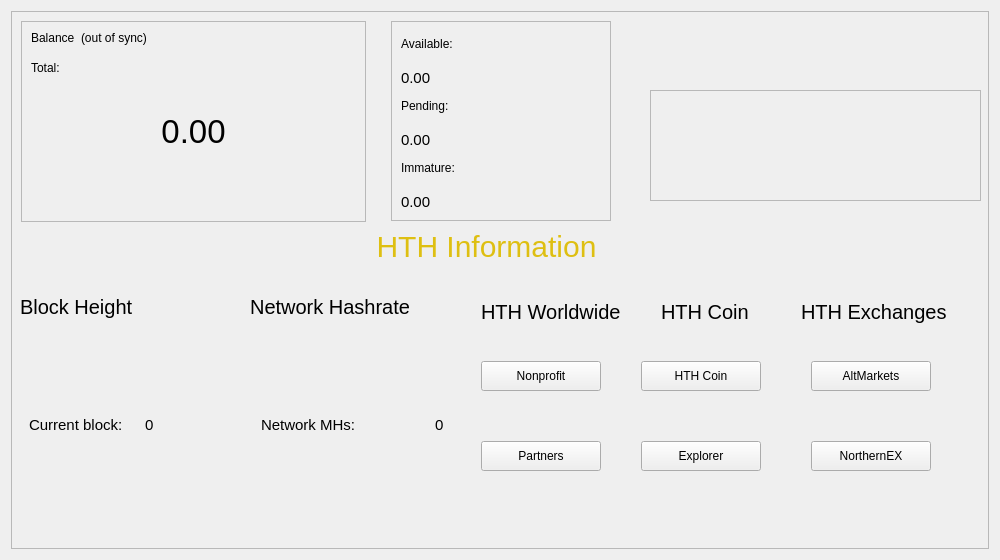
Qt form src/qt/forms/overviewpage.ui (HTHcoin/helpthehomelesscoin) before a commit.
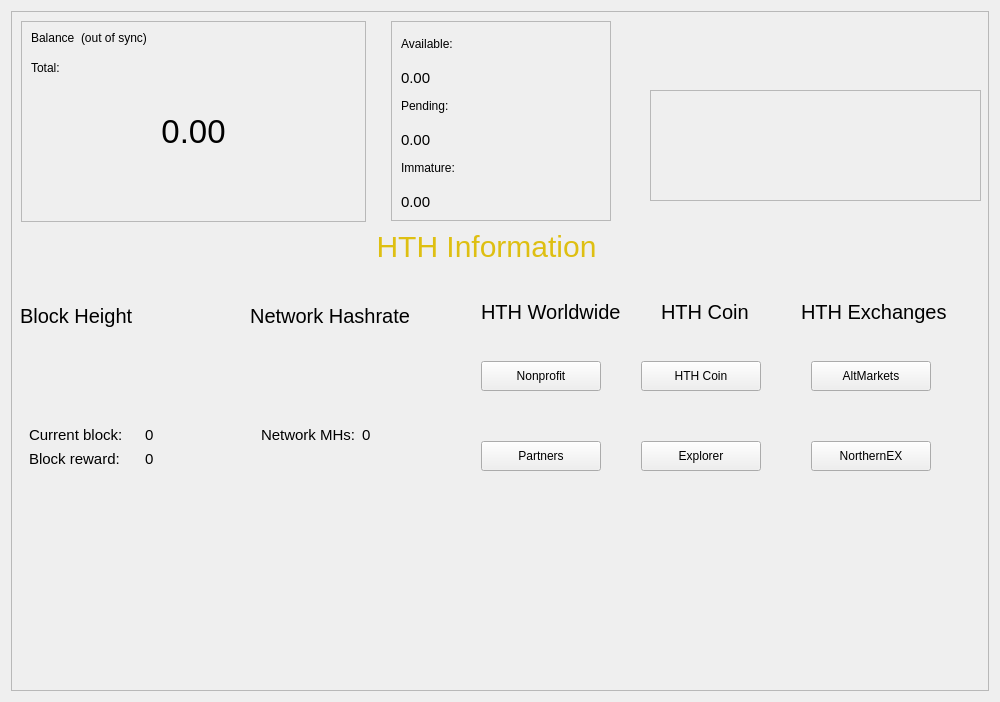
The same form after that commit.

The edit to the form file:
```diff
--- a/src/qt/forms/overviewpage.ui
+++ b/src/qt/forms/overviewpage.ui
@@ -7,11 +7,11 @@
     <x>0</x>
     <y>0</y>
     <width>1000</width>
-    <height>560</height>
+    <height>702</height>
    </rect>
   </property>
   <property name="sizePolicy">
-   <sizepolicy hsizetype="Preferred" vsizetype="Preferred">
+   <sizepolicy hsizetype="Fixed" vsizetype="Fixed">
     <horstretch>0</horstretch>
     <verstretch>0</verstretch>
    </sizepolicy>
@@ -73,7 +73,7 @@
          <property name="sizeHint" stdset="0">
           <size>
            <width>20</width>
-           <height>3</height>
+           <height>2</height>
           </size>
          </property>
         </spacer>
@@ -128,16 +128,31 @@
          <property name="orientation">
           <enum>Qt::Vertical</enum>
          </property>
+         <property name="sizeType">
+          <enum>QSizePolicy::Fixed</enum>
+         </property>
          <property name="sizeHint" stdset="0">
           <size>
-           <width>20</width>
-           <height>40</height>
+           <width>0</width>
+           <height>70</height>
           </size>
          </property>
         </spacer>
        </item>
        <item>
         <widget class="QFrame" name="frameBlockchainInfoData_3">
+         <property name="sizePolicy">
+          <sizepolicy hsizetype="Fixed" vsizetype="Fixed">
+           <horstretch>0</horstretch>
+           <verstretch>0</verstretch>
+          </sizepolicy>
+         </property>
+         <property name="maximumSize">
+          <size>
+           <width>16777215</width>
+           <height>125</height>
+          </size>
+         </property>
          <property name="styleSheet">
           <string notr="true">border: transparent;
 ; font-size: 15px;</string>
@@ -149,8 +164,30 @@
           <enum>QFrame::Raised</enum>
          </property>
          <layout class="QGridLayout" name="gridLayout_5">
-          <item row="3" column="0">
+          <item row="0" column="4">
+           <widget class="QLabel" name="label_Nethash_value_3">
+            <property name="sizePolicy">
+             <sizepolicy hsizetype="Fixed" vsizetype="Fixed">
+              <horstretch>0</horstretch>
+              <verstretch>0</verstretch>
+             </sizepolicy>
+            </property>
+            <property name="text">
+             <string>0</string>
+            </property>
+            <property name="alignment">
+             <set>Qt::AlignVCenter</set>
+            </property>
+           </widget>
+          </item>
+          <item row="0" column="1">
            <widget class="QLabel" name="label_CurrentBlock">
+            <property name="sizePolicy">
+             <sizepolicy hsizetype="Fixed" vsizetype="Fixed">
+              <horstretch>0</horstretch>
+              <verstretch>0</verstretch>
+             </sizepolicy>
+            </property>
             <property name="minimumSize">
              <size>
               <width>110</width>
@@ -174,7 +211,7 @@
             </property>
            </widget>
           </item>
-          <item row="3" column="1">
+          <item row="0" column="2">
            <widget class="QLabel" name="label_CurrentBlock_value_3">
             <property name="minimumSize">
              <size>
@@ -199,18 +236,14 @@
             </property>
            </widget>
           </item>
-          <item row="3" column="3" alignment="Qt::AlignRight">
-           <widget class="QLabel" name="label_Nethash_value_3">
-            <property name="text">
-             <string>0</string>
-            </property>
-            <property name="alignment">
-             <set>Qt::AlignVCenter</set>
-            </property>
-           </widget>
-          </item>
-          <item row="3" column="2">
+          <item row="0" column="3">
            <widget class="QLabel" name="label_Nethash_3">
+            <property name="sizePolicy">
+             <sizepolicy hsizetype="Fixed" vsizetype="Fixed">
+              <horstretch>0</horstretch>
+              <verstretch>0</verstretch>
+             </sizepolicy>
+            </property>
             <property name="styleSheet">
              <string notr="true">font-size: 15px;</string>
             </property>
@@ -222,6 +255,20 @@
             </property>
            </widget>
           </item>
+          <item row="1" column="1">
+           <widget class="QLabel" name="label_CurrentBlockReward">
+            <property name="text">
+             <string>Block reward:</string>
+            </property>
+           </widget>
+          </item>
+          <item row="1" column="2">
+           <widget class="QLabel" name="label_CurrentBlockReward_value">
+            <property name="text">
+             <string>0</string>
+            </property>
+           </widget>
+          </item>
          </layout>
         </widget>
        </item>
@@ -236,7 +283,7 @@
          <property name="sizeHint" stdset="0">
           <size>
            <width>20</width>
-           <height>99</height>
+           <height>65</height>
           </size>
          </property>
         </spacer>
```
